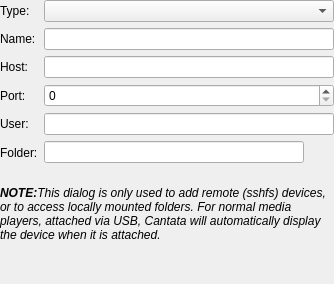
This is devices/remotedevicepropertieswidget.ui in polpo/cantata-mac as Qt 5 draws it before an edit. The edited form follows.
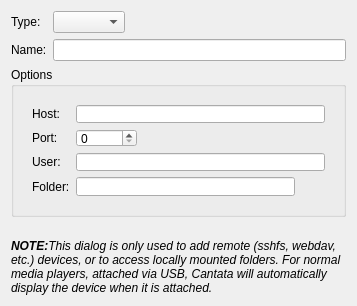
This is the edited form. Custom widgets are drawn as their Qt base class.

Commit message: Add support for using KIO to access music collections. This is currently disabled as it is VERY slow. For example, accessing my android phone (via wifi) with 17 albums took ~60 seconds with webdav, and only ~10 when using sshfs!!!!

What changed in the file:
```diff
--- a/devices/remotedevicepropertieswidget.ui
+++ b/devices/remotedevicepropertieswidget.ui
@@ -6,16 +6,16 @@
    <rect>
     <x>0</x>
     <y>0</y>
-    <width>334</width>
-    <height>271</height>
+    <width>357</width>
+    <height>306</height>
    </rect>
   </property>
-  <layout class="QVBoxLayout" name="verticalLayout">
-   <property name="margin">
-    <number>0</number>
-   </property>
+  <layout class="QVBoxLayout" name="verticalLayout_2">
    <item>
     <layout class="QFormLayout" name="formLayout">
+     <property name="fieldGrowthPolicy">
+      <enum>QFormLayout::ExpandingFieldsGrow</enum>
+     </property>
      <item row="0" column="0">
       <widget class="BuddyLabel" name="typeLabel">
        <property name="text">
@@ -42,7 +42,25 @@
      <item row="1" column="1">
       <widget class="LineEdit" name="name"/>
      </item>
-     <item row="2" column="0">
+    </layout>
+   </item>
+   <item>
+    <widget class="QGroupBox" name="groupBox">
+     <property name="title">
+      <string>Options</string>
+     </property>
+     <layout class="QVBoxLayout" name="verticalLayout">
+      <item>
+       <widget class="QStackedWidget" name="stackedWidget">
+        <property name="currentIndex">
+         <number>0</number>
+        </property>
+        <widget class="QWidget" name="page">
+         <layout class="QFormLayout" name="formLayout_2">
+          <property name="fieldGrowthPolicy">
+           <enum>QFormLayout::ExpandingFieldsGrow</enum>
+          </property>
+          <item row="1" column="0">
       <widget class="BuddyLabel" name="hostLabel">
        <property name="text">
         <string>Host:</string>
@@ -52,10 +70,10 @@
        </property>
       </widget>
      </item>
-     <item row="2" column="1">
-      <widget class="LineEdit" name="host"/>
-     </item>
-     <item row="3" column="0">
+          <item row="1" column="1">
+           <widget class="LineEdit" name="sshHost"/>
+          </item>
+          <item row="2" column="0">
       <widget class="BuddyLabel" name="portLabel">
        <property name="text">
         <string>Port:</string>
@@ -65,14 +83,14 @@
        </property>
       </widget>
      </item>
-     <item row="3" column="1">
-      <widget class="QSpinBox" name="port">
+          <item row="2" column="1">
+           <widget class="QSpinBox" name="sshPort">
        <property name="maximum">
         <number>65535</number>
        </property>
       </widget>
      </item>
-     <item row="4" column="0">
+          <item row="3" column="0">
       <widget class="BuddyLabel" name="userLabel">
        <property name="text">
         <string>User:</string>
@@ -82,10 +100,10 @@
        </property>
       </widget>
      </item>
-     <item row="4" column="1">
-      <widget class="LineEdit" name="user"/>
-     </item>
-     <item row="5" column="0">
+          <item row="3" column="1">
+           <widget class="LineEdit" name="sshUser"/>
+          </item>
+          <item row="4" column="0">
       <widget class="BuddyLabel" name="folderLabel">
        <property name="text">
         <string>Folder:</string>
@@ -95,10 +113,10 @@
        </property>
       </widget>
      </item>
-     <item row="5" column="1">
+          <item row="4" column="1">
       <layout class="QHBoxLayout" name="folderLayout">
        <item>
-        <widget class="DirRequester" name="folder" />
+             <widget class="LineEdit" name="sshFolder"/>
        </item>
        <item>
         <widget class="QToolButton" name="folderButton">
@@ -110,6 +128,45 @@
       </layout>
      </item>
     </layout>
+        </widget>
+        <widget class="QWidget" name="page_2">
+         <layout class="QFormLayout" name="formLayout_3">
+          <item row="0" column="0">
+           <widget class="QLabel" name="label">
+            <property name="text">
+             <string>Folder:</string>
+            </property>
+            <property name="buddy">
+             <cstring>fileFolder</cstring>
+            </property>
+           </widget>
+          </item>
+          <item row="0" column="1">
+           <widget class="KUrlRequester" name="fileFolder"/>
+          </item>
+         </layout>
+        </widget>
+        <widget class="QWidget" name="page_3">
+         <layout class="QFormLayout" name="formLayout_4">
+          <item row="0" column="0">
+           <widget class="QLabel" name="label_2">
+            <property name="text">
+             <string>URL:</string>
+            </property>
+            <property name="buddy">
+             <cstring>kioUrl</cstring>
+            </property>
+           </widget>
+          </item>
+          <item row="0" column="1">
+           <widget class="KUrlRequester" name="kioUrl"/>
+          </item>
+         </layout>
+        </widget>
+       </widget>
+      </item>
+     </layout>
+    </widget>
    </item>
    <item>
     <spacer name="verticalSpacer">
@@ -117,7 +174,7 @@
       <enum>Qt::Vertical</enum>
      </property>
      <property name="sizeType">
-      <enum>QSizePolicy::Fixed</enum>
+      <enum>QSizePolicy::MinimumExpanding</enum>
      </property>
      <property name="sizeHint" stdset="0">
       <size>
@@ -130,13 +187,13 @@
    <item>
     <widget class="QLabel" name="infoLabel">
      <property name="sizePolicy">
-      <sizepolicy hsizetype="Preferred" vsizetype="MinimumExpanding">
+      <sizepolicy hsizetype="Preferred" vsizetype="Maximum">
        <horstretch>0</horstretch>
        <verstretch>0</verstretch>
       </sizepolicy>
      </property>
      <property name="text">
-      <string>&lt;i&gt;&lt;b&gt;NOTE:&lt;/b&gt;This dialog is only used to add remote (sshfs) devices, or to access locally mounted folders. For normal media players, attached via USB, Cantata will automatically display the device when it is attached.&lt;/i&gt;</string>
+      <string>&lt;i&gt;&lt;b&gt;NOTE:&lt;/b&gt;This dialog is only used to add remote (sshfs, webdav, etc.) devices, or to access locally mounted folders. For normal media players, attached via USB, Cantata will automatically display the device when it is attached.&lt;/i&gt;</string>
      </property>
      <property name="alignment">
       <set>Qt::AlignLeading|Qt::AlignLeft|Qt::AlignTop</set>
@@ -149,16 +206,16 @@
   </layout>
  </widget>
  <customwidgets>
+  <customwidget>
+   <class>KUrlRequester</class>
+   <extends>QFrame</extends>
+   <header>kurlrequester.h</header>
+  </customwidget>
   <customwidget>
    <class>LineEdit</class>
    <extends>QLineEdit</extends>
    <header>lineedit.h</header>
   </customwidget>
-  <customwidget>
-   <class>DirRequester</class>
-   <extends>QLineEdit</extends>
-   <header>dirrequester.h</header>
-  </customwidget>
   <customwidget>
    <class>BuddyLabel</class>
    <extends>QLabel</extends>
```
Left out of the diff: 34 changed lines with no effect on the pictures. Lines whose indentation alone changed are shown as unchanged. The commit also changes 22 other files.
